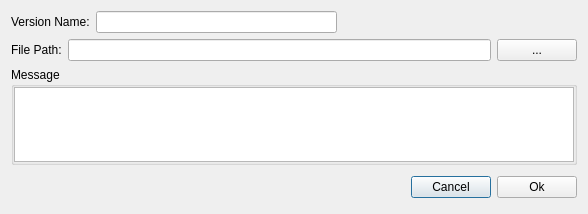
First picture: the form in UgdAppClient/info/caddversindlg.ui, repository Fneger/BSD_MDVR_UGD, before the edit.
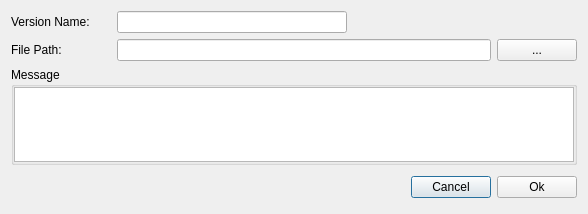
Second picture: the form after the edit.

```diff
--- a/UgdAppClient/info/caddversindlg.ui
+++ b/UgdAppClient/info/caddversindlg.ui
@@ -55,6 +55,18 @@
     <layout class="QHBoxLayout" name="horizontalLayout_3">
      <item>
       <widget class="QLabel" name="label_2">
+       <property name="minimumSize">
+        <size>
+         <width>100</width>
+         <height>0</height>
+        </size>
+       </property>
+       <property name="maximumSize">
+        <size>
+         <width>100</width>
+         <height>16777215</height>
+        </size>
+       </property>
        <property name="text">
         <string>File Path:</string>
        </property>
@@ -100,6 +112,18 @@
     <layout class="QHBoxLayout" name="horizontalLayout">
      <item>
       <widget class="QLabel" name="label">
+       <property name="minimumSize">
+        <size>
+         <width>100</width>
+         <height>0</height>
+        </size>
+       </property>
+       <property name="maximumSize">
+        <size>
+         <width>100</width>
+         <height>16777215</height>
+        </size>
+       </property>
        <property name="text">
         <string>Version Name:</string>
        </property>
```
